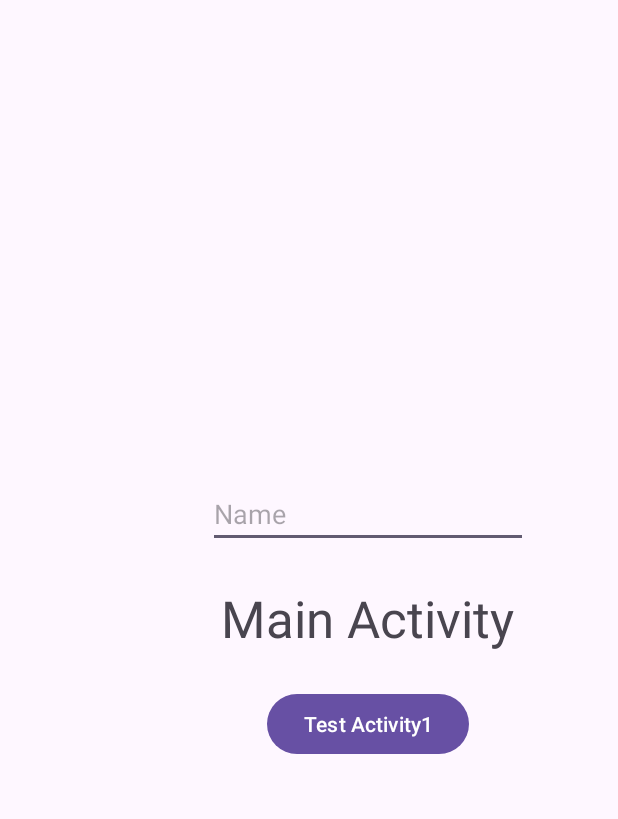
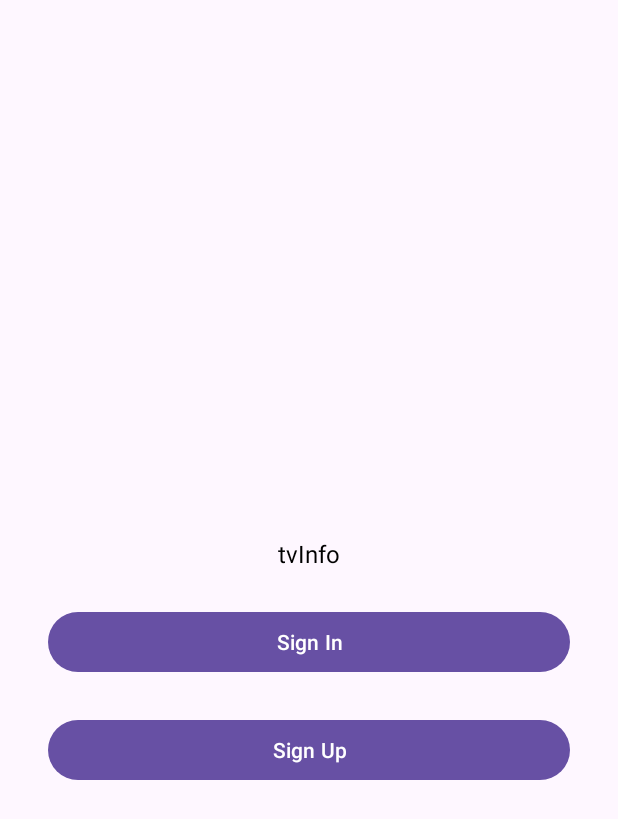
Before and after one commit to Jonasodiq/Neco_Kotlinintro, an Android app: the screen it shows after launch (MainActivity), on a phone screen of 412 x 824 dp. Shown: the top 819 px of the screen. Run offline under Robolectric (Android 15) with nearby library versions, the phone set to English and light mode, and no system bars.

Commit message:
Bismillah -> Alhamdu lillah -> Added Main

```diff
--- a/app/src/main/java/com/example/kotlinintro/MainActivity.kt
+++ b/app/src/main/java/com/example/kotlinintro/MainActivity.kt
@@ -6,45 +6,116 @@ import android.util.Log
 import android.view.View
 import androidx.activity.enableEdgeToEdge
 import androidx.appcompat.app.AppCompatActivity
+import androidx.core.view.isVisible
+import com.example.kotlinintro.constance.Constance
 import com.example.kotlinintro.databinding.ActivityMainBinding
 
 class MainActivity : AppCompatActivity() {
 
+    // Binding för att enkelt hantera UI-element
     lateinit var bindingClass : ActivityMainBinding
 
+    // Variabler för att spara användarens data
+    private var login: String = "empty"
+    private var password: String = "empty"
+    private var firstName: String = "empty"
+    private var lastName: String = "empty"
+    private var nickName: String = "empty"
+    private var avatarImgId: Int = 0
 
     override fun onCreate(savedInstanceState: Bundle?) {
         super.onCreate(savedInstanceState)
 
+        // Initiera binding för att koppla layout till koden
         bindingClass = ActivityMainBinding.inflate(layoutInflater)
 
+        // Aktivera modern UI (edge-to-edge navigation)
         enableEdgeToEdge()
         setContentView(bindingClass.root)
-
     }
 
+    // Hanterar resultat från aktiviteter som Sign In och Sign Up
     override fun onActivityResult(requestCode: Int, resultCode: Int, data: Intent?) {
         super.onActivityResult(requestCode, resultCode, data)
-        if (resultCode == 100 && resultCode == RESULT_OK && data != null) {
-            val returnedData = data.getStringExtra("key")
-            bindingClass.tvMessageMain.text = returnedData
-            Log.d("!!!", "returnedData: $returnedData")
+
+        if (resultCode == Constance.REQUEST_CODE_SIGN_IN) {
+            val l = data?.getStringExtra(Constance.LOGIN)
+            val p = data?.getStringExtra(Constance.PASSWORD)
+
+            // Kontrollera om inloggningsuppgifter matchar
+            if (login == l && password == p) {
+
+                // Visa användarens avatar och information
+                bindingClass.imgAvatar.visibility = View.VISIBLE
+                bindingClass.imgAvatar.setImageResource(avatarImgId)
+                val textInfo = "$firstName $lastName $nickName"
+                bindingClass.tvInfo.text = textInfo
+                bindingClass.btnHide.visibility == View.GONE // Dölj Hide-knappen
+                bindingClass.btnExit.text = "Exit" // Ändra text på Exit-knappen
+
+            } else {
+                // Visa standardbild och meddelande om användaren inte hittas
+                bindingClass.imgAvatar.visibility = View.VISIBLE
+                bindingClass.imgAvatar.setImageResource(R.drawable.man)
+                bindingClass.tvInfo.text = "User not found"
+            }
+
+        } else if (resultCode == Constance.REQUEST_CODE_SIGN_UP) { // Hantera Sign Up-resultat
+
+            // Hämta data från Intent och uppdatera variabler
+            login = data?.getStringExtra(Constance.LOGIN) !!
+            password = data.getStringExtra(Constance.PASSWORD) !!
+            firstName = data.getStringExtra(Constance.FNAME) !!
+            lastName = data.getStringExtra(Constance.LNAME) !!
+            nickName = data.getStringExtra(Constance.NNAME) !!
+            avatarImgId = data.getIntExtra(Constance.AVATAR_ID, 0)
+
+            // Visa användarens avatar och information
+            bindingClass.imgAvatar.setImageResource(avatarImgId)
+            val textInfo = "$firstName $lastName $nickName"
+            bindingClass.tvInfo.text = textInfo
+            bindingClass.btnHide.visibility == View.GONE // Dölj Hide-knappen
+            bindingClass.btnExit.text = "Exit" // Ändra text på Exit-knappen
+        }
+
+        Log.d("onActivityResult", "Request Code: $requestCode, Result Code: $resultCode")
+        data?.extras?.let { bundle ->
+            for (key in bundle.keySet()) {
+                Log.d("onActivityResult", "$key -> ${bundle.get(key)}")
+            }
         }
     }
 
-    fun onClickTest1(view: View) {
-        val i = Intent(this, TestActivity1::class.java)
-        i.putExtra("key", "What is your name?")
-        //startActivity(i)
-        startActivityForResult(i, 100)
+    // Metod för att hantera Sign In-knappen
+    fun onClickSingIn(view: View) {
+
+        // Om användaren redan är inloggad, återställ UI
+        if (bindingClass.imgAvatar.isVisible && bindingClass.tvInfo.text.toString() != "User not found") {
+            bindingClass.imgAvatar.visibility = View.INVISIBLE
+            bindingClass.tvInfo.text = ""
+            bindingClass.btnHide.visibility = View.VISIBLE
+            bindingClass.btnExit.text = getString(R.string.sign_in)
+        } else {
+            // Starta Sign In-aktivitet
+            val intent = Intent(this, SignInUpActivity::class.java)
+            intent.putExtra(Constance.SIGN_STATE, Constance.SIGN_IN_STATE)
+            startActivityForResult(intent, Constance.REQUEST_CODE_SIGN_IN)
+        }
     }
 
+    // Metod för att hantera Sign Up-knappen
+    fun onClickSingUp(view: View) {
+        // Starta Sign Up-aktivitet
+        val intent = Intent(this, SignInUpActivity::class.java)
+        intent.putExtra(Constance.SIGN_STATE, Constance.SIGN_UP_STATE)
+        startActivityForResult(intent, Constance.REQUEST_CODE_SIGN_UP)
+    }
 
 }
 
 /*
-* Link -> https://www.youtube.com/watch?v=kDUIlwkpBaQ
-* Link -> https://developer.android.com/guide/topics/resources/providing-resources?hl=ru
+* Link -> https://www.youtube.com/watch?v=crSf1V3UJS0
+* Link -> https://neco-desarrollo.es/2021/04/%D1%83%D1%80%D0%BE%D0%BA-18-%D0%BF%D1%80%D0%B0%D0%BA%D1%82%D0%B8%D0%BA%D0%B0-%D0%BA%D0%BE%D0%B4-%D1%83%D1%80%D0%BE%D0%BA%D0%B0
 * buildFeatures {
        	 viewBinding = true
 * }
--- a/app/src/main/res/layout/activity_main.xml
+++ b/app/src/main/res/layout/activity_main.xml
@@ -8,39 +8,52 @@
     android:layout_height="match_parent"
     tools:context=".MainActivity">
 
-    <TextView
-        android:id="@+id/tvMessageMain"
-        android:layout_width="wrap_content"
+    <Button
+        android:id="@+id/btnExit"
+        android:layout_width="0dp"
         android:layout_height="wrap_content"
-        android:text="Main Activity"
-        android:textSize="34sp"
+        android:layout_marginBottom="24dp"
+        android:onClick="onClickSingIn"
+        android:text="@string/sign_in"
+        app:layout_constraintBottom_toTopOf="@+id/btnHide"
+        app:layout_constraintEnd_toEndOf="@+id/btnHide"
+        app:layout_constraintStart_toStartOf="@+id/btnHide" />
+
+    <Button
+        android:id="@+id/btnHide"
+        android:layout_width="0dp"
+        android:layout_height="wrap_content"
+        android:layout_marginStart="32dp"
+        android:layout_marginEnd="32dp"
+        android:layout_marginBottom="300dp"
+        android:onClick="onClickSingUp"
+        android:text="@string/sign_up"
         app:layout_constraintBottom_toBottomOf="parent"
         app:layout_constraintEnd_toEndOf="parent"
-        app:layout_constraintHorizontal_bias="0.68"
-        app:layout_constraintStart_toStartOf="parent"
-        app:layout_constraintTop_toTopOf="parent" />
+        app:layout_constraintStart_toStartOf="parent" />
 
-    <Button
-        android:id="@+id/btnTact"
-        android:layout_width="wrap_content"
-        android:layout_height="wrap_content"
-        android:layout_marginTop="24dp"
-        android:onClick="onClickTest1"
-        android:text="Test Activity1"
-        app:layout_constraintEnd_toEndOf="@+id/tvMessageMain"
-        app:layout_constraintStart_toStartOf="@+id/tvMessageMain"
-        app:layout_constraintTop_toBottomOf="@+id/tvMessageMain" />
-
-    <EditText
-        android:id="@+id/editText"
+    <TextView
+        android:id="@+id/tvInfo"
         android:layout_width="wrap_content"
         android:layout_height="wrap_content"
         android:layout_marginBottom="24dp"
-        android:ems="10"
-        android:hint="Name"
-        android:inputType="text"
-        app:layout_constraintBottom_toTopOf="@+id/tvMessageMain"
-        app:layout_constraintEnd_toEndOf="@+id/tvMessageMain"
-        app:layout_constraintStart_toStartOf="@+id/tvMessageMain" />
+        android:text="tvInfo"
+        android:textColor="@color/black"
+        android:textSize="16sp"
+        app:layout_constraintBottom_toTopOf="@id/btnExit"
+        app:layout_constraintEnd_toEndOf="@+id/btnExit"
+        app:layout_constraintStart_toStartOf="@+id/btnExit"
+        tools:visibility="visible" />
 
+    <ImageView
+        android:id="@+id/imgAvatar"
+        android:layout_width="200dp"
+        android:layout_height="200dp"
+        android:layout_marginBottom="24dp"
+        android:visibility="invisible"
+        app:layout_constraintBottom_toTopOf="@+id/tvInfo"
+        app:layout_constraintEnd_toEndOf="@+id/btnExit"
+        app:layout_constraintHorizontal_bias="0.496"
+        app:layout_constraintStart_toStartOf="@+id/btnExit"
+        app:srcCompat="@drawable/man" />
 </androidx.constraintlayout.widget.ConstraintLayout>
```
